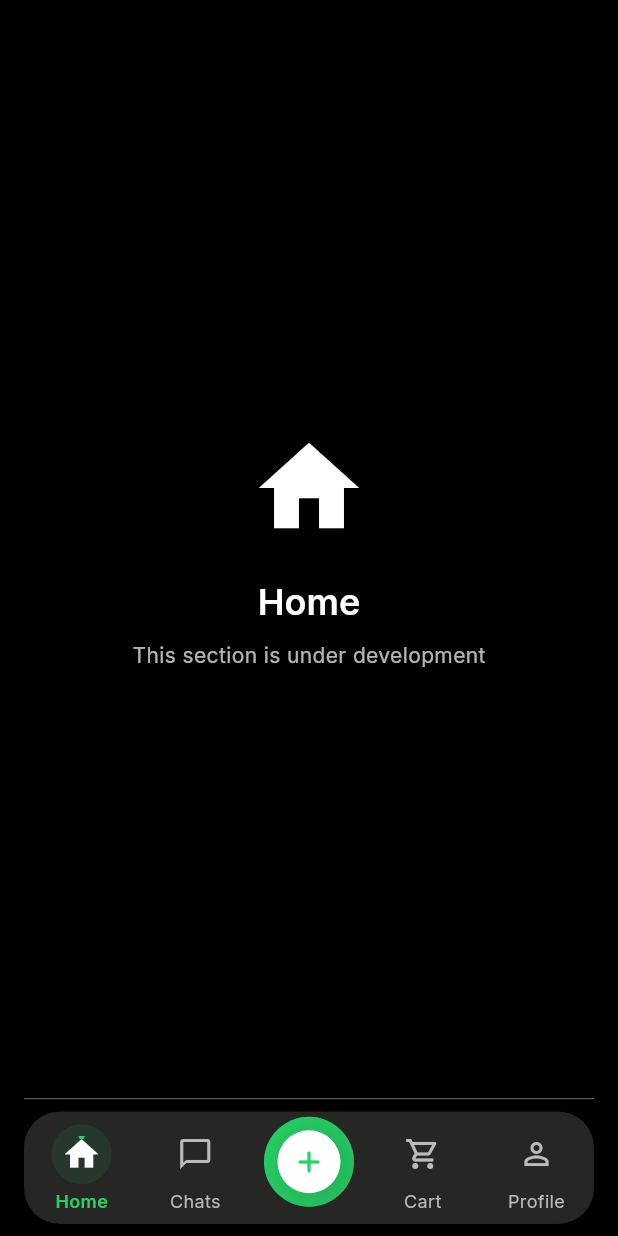
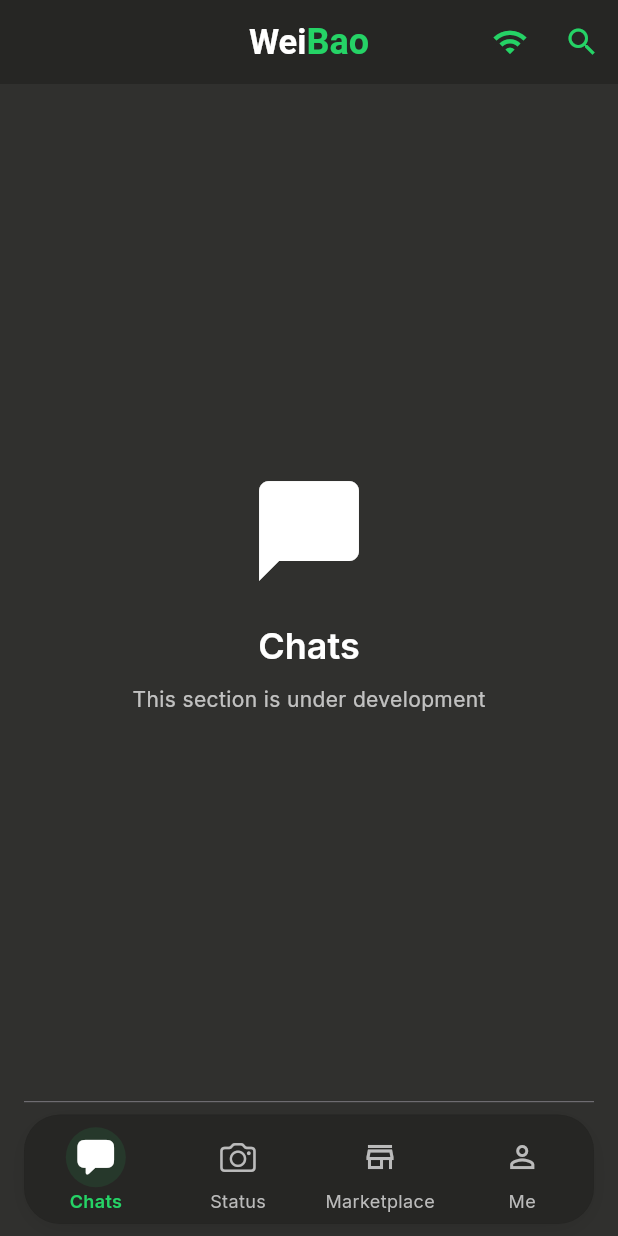
Before and after one commit to litepesa/weibao, a Flutter app: the screen it shows after launch, on a phone screen of 412 x 824 dp. Run offline on Flutter 3.47's test engine with Material 3 defaults, Android fonts, the phone set to English and light mode, and no system bars; our stand-ins replace firebase_core, flutter_riverpod, google_fonts; accounts and stored records are empty.

Commit message:
first third commit

```diff
--- a/lib/main.dart
+++ b/lib/main.dart
@@ -1,6 +1,7 @@
 import 'package:firebase_core/firebase_core.dart';
 import 'package:flutter/material.dart';
 import 'package:flutter_riverpod/flutter_riverpod.dart';
+import 'package:weibao/features/auth/screens/landing_screen.dart';
 import 'package:weibao/firebase_options.dart';
 import 'package:weibao/main_screens/home_screen.dart';
 import 'package:weibao/providers/app_theme.dart';
--- a/lib/main_screens/home_screen.dart
+++ b/lib/main_screens/home_screen.dart
@@ -1,8 +1,8 @@
+import 'package:flutter/cupertino.dart';
 import 'package:flutter/material.dart';
 import 'package:flutter_riverpod/flutter_riverpod.dart';
 import 'package:weibao/shared/theme/theme_constants.dart';
 import 'package:weibao/shared/components/modern_bottom_nav.dart';
-import 'package:weibao/shared/components/custom_post_button.dart';
 
 final selectedTabProvider = StateProvider<int>((ref) => 0);
 
@@ -10,10 +10,9 @@ class HomeScreen extends ConsumerWidget {
   const HomeScreen({super.key});
 
   static const List<String> _tabTitles = [
-    'Home',
     'Chats',
-    'Post',
-    'Cart',
+    'Status',
+    'Shop',
     'Profile',
   ];
 
@@ -22,11 +21,11 @@ class HomeScreen extends ConsumerWidget {
     final selectedIndex = ref.watch(selectedTabProvider);
 
     // Determine if app bar should be shown (hidden for home and cart tabs)
-    final bool showAppBar = selectedIndex != 0 && selectedIndex != 3;
+    final bool showAppBar = selectedIndex != 2 && selectedIndex != 3;
 
     // Determine background color based on selected tab
     Color backgroundColor = Theme.of(context).scaffoldBackgroundColor; // default color
-    if (selectedIndex == 0) {
+    if (selectedIndex == 2) {
       backgroundColor = Colors.black;
     } else if (selectedIndex == 3) {
       backgroundColor = Colors.white;
@@ -34,18 +33,34 @@ class HomeScreen extends ConsumerWidget {
 
     return Scaffold(
       appBar: showAppBar ? AppBar(
-        title: Text(
-          _tabTitles[selectedIndex],
-          style: const TextStyle(
-            fontWeight: FontWeight.bold,
+        title: RichText(
+          text: TextSpan(
+            children: [
+              TextSpan(
+                text: 'Wei',
+                style: const TextStyle(
+                  fontWeight: FontWeight.bold,
+                  color: Colors.white, // Different color for 'Wei'
+                  fontSize: 23,
+                ),
+              ),
+              TextSpan(
+                text: 'Bao',
+                style: TextStyle(
+                  fontWeight: FontWeight.bold,
+                  color: Theme.of(context).colorScheme.primary, // Different color for 'Bao'
+                  fontSize: 24,
+                ),
+              ),
+            ],
           ),
         ),
         centerTitle: true,
         actions: [
           IconButton(
-            icon: const Icon(Icons.notifications_outlined),
+            icon: const Icon(Icons.wifi), // WiFi icon instead of notifications
             onPressed: () {
-              _showDevelopmentMessage(context, 'Notifications feature');
+              _showDevelopmentMessage(context, 'WiFi feature');
             },
           ),
           IconButton(
@@ -96,29 +111,24 @@ class HomeScreen extends ConsumerWidget {
         },
         items: [
           const BottomNavigationBarItem(
-            icon: Icon(Icons.home_outlined),
-            activeIcon: Icon(Icons.home),
-            label: 'Home',
+            icon: Icon(CupertinoIcons.bubble_left),
+            activeIcon: Icon(CupertinoIcons.bubble_left_fill),
+            label: 'Chats',
           ),
           const BottomNavigationBarItem(
-            icon: Icon(Icons.chat_bubble_outline),
-            activeIcon: Icon(Icons.chat_bubble),
-            label: 'Chats',
-          ),
-          BottomNavigationBarItem(
-            icon: CustomPostButton(isActive: false),
-            activeIcon: CustomPostButton(isActive: true),
-            label: '',
+            icon: Icon(CupertinoIcons.camera),
+            activeIcon: Icon(CupertinoIcons.camera_fill),
+            label: 'Status',
           ),
           const BottomNavigationBarItem(
-            icon: Icon(Icons.shopping_cart_outlined),
-            activeIcon: Icon(Icons.shopping_cart),
-            label: 'Cart',
+            icon: Icon(Icons.store_outlined),
+            activeIcon: Icon(Icons.store),
+            label: 'Marketplace',
           ),
           const BottomNavigationBarItem(
             icon: Icon(Icons.person_outline),
             activeIcon: Icon(Icons.person),
-            label: 'Profile',
+            label: 'Me',
           ),
         ],
       ),
@@ -137,12 +147,11 @@ class HomeScreen extends ConsumerWidget {
 
   IconData _getIconForIndex(int index) {
     switch (index) {
-      case 0: return Icons.home;
-      case 1: return Icons.chat_bubble;
-      case 2: return Icons.add_box;
-      case 3: return Icons.shopping_cart;
-      case 4: return Icons.person;
-      default: return Icons.home;
+      case 0: return Icons.chat_bubble;
+      case 1: return Icons.camera_alt;
+      case 2: return Icons.store;
+      case 3: return Icons.person;
+      default: return Icons.chat_bubble;
     }
   }
 }
--- a/lib/shared/components/modern_bottom_nav.dart
+++ b/lib/shared/components/modern_bottom_nav.dart
@@ -77,16 +77,7 @@ class ModernBottomNavBar extends StatelessWidget {
                     children: List.generate(items.length, (index) {
                       final item = items[index];
                       final isSelected = index == currentIndex;
-                      final isPostTab = index == 2;
 
-                      if (isPostTab) {
-                        return _buildPostButton(
-                          index: index,
-                          isSelected: isSelected,
-                          selectedColor: effectiveSelectedColor,
-                          icon: item.icon,
-                        );
-                      } else {
                       return _buildNavItem(
                         index: index,
                         isSelected: isSelected,
@@ -96,7 +87,6 @@ class ModernBottomNavBar extends StatelessWidget {
                         activeIcon: item.activeIcon,
                         label: item.label ?? '',
                       );
-                      }
                     }),
                   ),
                 ),
@@ -152,22 +142,10 @@ class ModernBottomNavBar extends StatelessWidget {
                               child: icon,
                             ),
                     ),
-                    if (isSelected)
-                      Positioned(
-                        top: -2,
-                        child: Container(
-                          width: 4,
-                          height: 4,
-                          decoration: BoxDecoration(
-                            color: selectedColor,
-                            shape: BoxShape.circle,
-                          ),
-                        ),
-                      ),
                   ],
                 ),
               ),
-              const SizedBox(height: 4),
+              const SizedBox(height: 2),
               AnimatedSwitcher(
                 duration: const Duration(milliseconds: 200),
                 transitionBuilder: (Widget child, Animation<double> animation) {
@@ -199,22 +177,4 @@ class ModernBottomNavBar extends StatelessWidget {
       ),
     );
   }
-
-  Widget _buildPostButton({
-    required int index,
-    required bool isSelected,
-    required Color selectedColor,
-    required Widget icon,
-  }) {
-    return Expanded(
-      child: GestureDetector(
-        onTap: () => onTap(index),
-        behavior: HitTestBehavior.opaque,
-        child: Padding(
-          padding: const EdgeInsets.only(bottom: 8),
-          child: icon,
-        ),
-      ),
-    );
 }
-}
```
Also changed, not shown: lib/features/auth/screens/landing_screen.dart (added, +595 -0 lines), lib/features/auth/controller/auth_controller.dart (added), lib/features/auth/repository/auth_repository.dart (added). Lines whose indentation alone changed are shown as unchanged.
